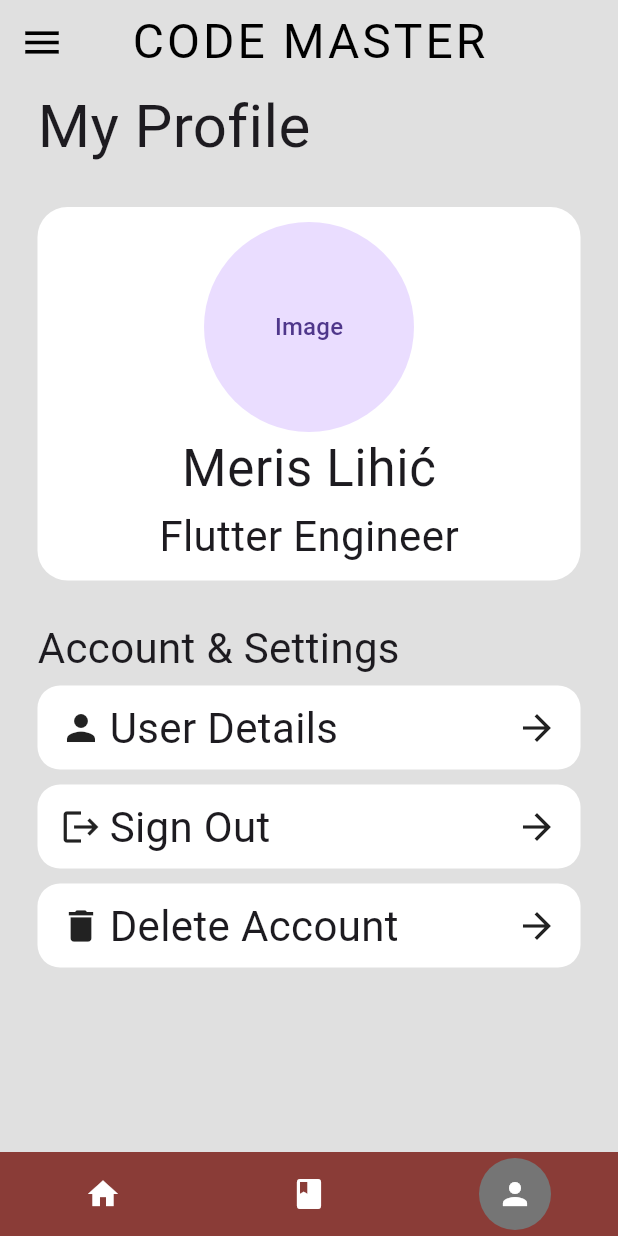
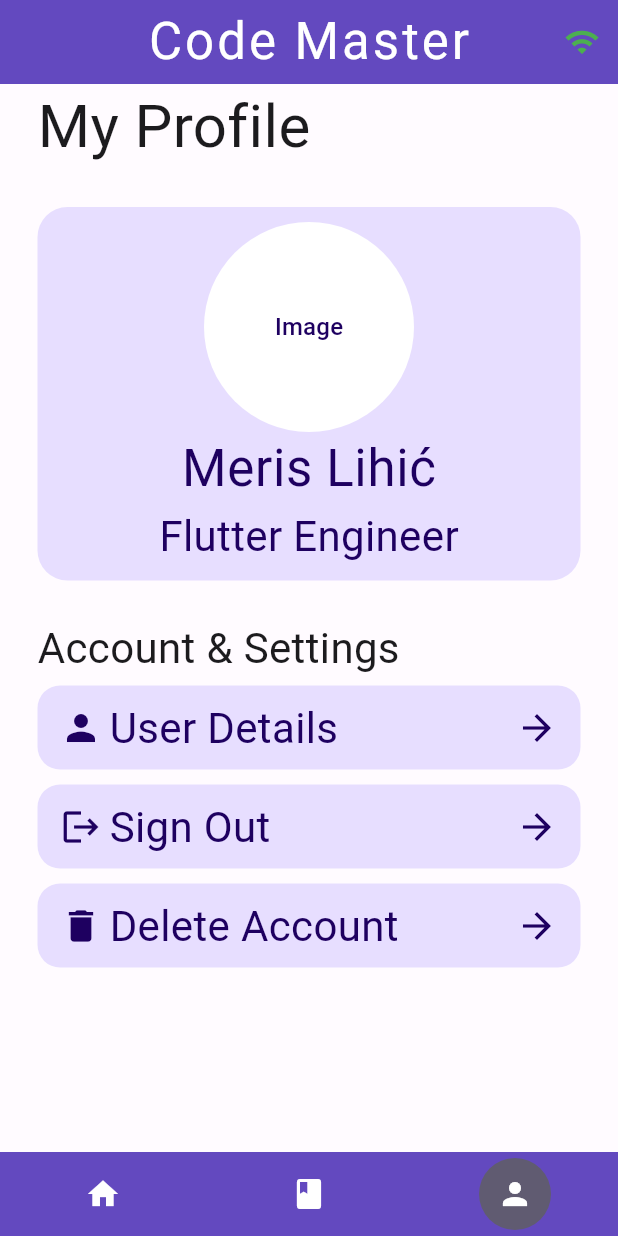
Before and after one commit to Warty71/code-master, a Flutter app: the CmSnakeBar screen opened directly, item 3 of the bottom bar chosen, on a phone screen of 412 x 824 dp. Run offline on Flutter 3.47's test engine with Material 3 defaults, Android fonts, the phone set to English and light mode, and no system bars; drawn by our look-alikes of flutter_snake_navigationbar; our stand-ins replace bloc, cloud_firestore, connectivity_plus, easy_localization, firebase_auth, firebase_core and 6 more; accounts and stored records are empty.

Commit message:
Light Theme Added.

```diff
--- /dev/null
+++ b/lib/constants/light_theme.dart
@@ -0,0 +1,19 @@
+import 'package:flutter/material.dart';
+
+final lightTheme = ThemeData.light().copyWith(
+  colorScheme: const ColorScheme(
+    brightness: Brightness.light,
+    primary: Color.fromARGB(255, 99, 73, 191),
+    onPrimary: Colors.white,
+    primaryContainer: Color.fromARGB(255, 231, 222, 255),
+    onPrimaryContainer: Color.fromARGB(255, 30, 0, 96),
+    secondary: Color.fromARGB(255, 96, 91, 113),
+    onSecondary: Colors.white,
+    error: Color.fromARGB(255, 186, 26, 26),
+    onError: Colors.white,
+    background: Color.fromARGB(255, 255, 251, 255),
+    onBackground: Color.fromARGB(255, 28, 27, 30),
+    surface: Color.fromARGB(255, 255, 251, 255),
+    onSurface: Color.fromARGB(255, 28, 27, 30),
+  ),
+);
--- a/lib/main.dart
+++ b/lib/main.dart
@@ -1,7 +1,7 @@
 import 'package:code_master/bloc/network_bloc/network_bloc.dart';
 import 'package:code_master/bloc/network_bloc/network_event.dart';
 import 'package:code_master/bloc/user_bloc/user_bloc.dart';
-import 'package:code_master/constants/app_constants.dart';
+import 'package:code_master/constants/light_theme.dart';
 import 'package:code_master/firebase_options.dart';
 import 'package:code_master/router/app_router.dart';
 import 'package:code_master/managers/snackbar_manager.dart';
@@ -63,7 +63,7 @@ class MyApp extends StatelessWidget {
                     SnackBar(
                       content: Text(message!),
                       duration: const Duration(seconds: 2),
-                      backgroundColor: AppConstants.introBackgroundColor,
+                      backgroundColor: const Color.fromARGB(255, 99, 73, 191),
                       elevation: 3,
                     ),
                   );
@@ -79,6 +79,7 @@ class MyApp extends StatelessWidget {
         locale: context.locale,
         debugShowCheckedModeBanner: false,
         routerConfig: _router,
+        theme: lightTheme,
       ),
     );
   }
--- a/lib/pages/home_page.dart
+++ b/lib/pages/home_page.dart
@@ -11,14 +11,14 @@ class HomePage extends StatelessWidget {
       onTap: () => FocusScope.of(context).unfocus(),
       child: Scaffold(
         resizeToAvoidBottomInset: false,
-        backgroundColor: Colors.grey.shade300,
+        backgroundColor: Theme.of(context).colorScheme.background,
         appBar: const CmAppBar(),
         body: SafeArea(
             child: Center(
           child: Text(
             "HomePage",
             style: GoogleFonts.roadRage(
-              color: Colors.black,
+              color: Theme.of(context).colorScheme.onBackground,
               fontSize: 40,
             ),
           ),
--- a/lib/pages/user_page.dart
+++ b/lib/pages/user_page.dart
@@ -1,5 +1,5 @@
 import 'package:code_master/bloc/user_bloc/user_event.dart';
-import 'package:code_master/constants/app_constants.dart';
+import 'package:code_master/widgets/cm_appbar.dart';
 import 'package:flutter/material.dart';
 import 'package:flutter_bloc/flutter_bloc.dart';
 import 'package:go_router/go_router.dart';
@@ -14,25 +14,8 @@ class UserPage extends StatelessWidget {
   @override
   Widget build(BuildContext context) {
     return Scaffold(
-      appBar: AppBar(
-        backgroundColor: Colors.transparent,
-        elevation: 0,
-        leading: const Icon(
-          Icons.menu,
-          color: Colors.black,
-          size: 30,
-        ),
-        title: Text(
-          AppConstants.appTitleCaps,
-          style: GoogleFonts.roadRage(
-            fontSize: 32,
-            letterSpacing: 2,
-            color: Colors.black,
-          ),
-        ),
-        centerTitle: true,
-      ),
-      backgroundColor: Colors.grey.shade300,
+      appBar: const CmAppBar(),
+      backgroundColor: Theme.of(context).colorScheme.background,
       body: SafeArea(
         child: Padding(
           padding: const EdgeInsets.symmetric(
@@ -49,6 +32,7 @@ class UserPage extends StatelessWidget {
                   "My Profile",
                   style: GoogleFonts.roadRage(
                     fontSize: 40,
+                    color: Theme.of(context).colorScheme.onBackground,
                   ),
                 ),
 
@@ -61,7 +45,7 @@ class UserPage extends StatelessWidget {
                   alignment: Alignment.center,
                   child: Container(
                     decoration: BoxDecoration(
-                      color: Colors.white,
+                      color: Theme.of(context).colorScheme.primaryContainer,
                       borderRadius: BorderRadius.circular(20),
                     ),
                     child: Padding(
@@ -69,9 +53,21 @@ class UserPage extends StatelessWidget {
                       child: Column(
                         children: [
                           // * Avatar
-                          const CircleAvatar(
+                          CircleAvatar(
                             minRadius: 70,
-                            child: Text("Image"),
+                            backgroundColor:
+                                Theme.of(context).colorScheme.onPrimary,
+                            foregroundColor:
+                                Theme.of(context).colorScheme.primary,
+                            child: Text(
+                              "Image",
+                              style: TextStyle(
+                                fontSize: 16,
+                                color: Theme.of(context)
+                                    .colorScheme
+                                    .onPrimaryContainer,
+                              ),
+                            ),
                           ),
 
                           // * Name and Surname
@@ -80,6 +76,9 @@ class UserPage extends StatelessWidget {
                             style: GoogleFonts.roadRage(
                               fontSize: 34,
                               letterSpacing: 0.45,
+                              color: Theme.of(context)
+                                  .colorScheme
+                                  .onPrimaryContainer,
                             ),
                           ),
 
@@ -88,6 +87,9 @@ class UserPage extends StatelessWidget {
                             "Flutter Engineer",
                             style: GoogleFonts.roadRage(
                               fontSize: 28,
+                              color: Theme.of(context)
+                                  .colorScheme
+                                  .onPrimaryContainer,
                             ),
                           ),
                         ],
@@ -105,13 +107,14 @@ class UserPage extends StatelessWidget {
                   "Account & Settings",
                   style: GoogleFonts.roadRage(
                     fontSize: 28,
+                    color: Theme.of(context).colorScheme.onBackground,
                   ),
                 ),
 
                 // * Additional Settings
                 Container(
                   decoration: BoxDecoration(
-                    color: Colors.white,
+                    color: Theme.of(context).colorScheme.primaryContainer,
                     borderRadius: BorderRadius.circular(25),
                   ),
                 ),
@@ -119,21 +122,33 @@ class UserPage extends StatelessWidget {
                 // * ListView
                 UserTile(
                   title: "User Details",
-                  icon: const Icon(Icons.person, size: 28),
+                  icon: Icon(
+                    Icons.person,
+                    size: 28,
+                    color: Theme.of(context).colorScheme.onPrimaryContainer,
+                  ),
                   onTap: () {
                     context.push("/cv");
                   },
                 ),
                 UserTile(
                   title: "Sign Out",
-                  icon: const Icon(Icons.logout, size: 28),
+                  icon: Icon(
+                    Icons.logout,
+                    size: 28,
+                    color: Theme.of(context).colorScheme.onPrimaryContainer,
+                  ),
                   onTap: () {
                     BlocProvider.of<UserBloc>(context).add(UserEvent.signOut);
                   },
                 ),
                 UserTile(
                   title: "Delete Account",
-                  icon: const Icon(Icons.delete, size: 28),
+                  icon: Icon(
+                    Icons.delete,
+                    size: 28,
+                    color: Theme.of(context).colorScheme.onPrimaryContainer,
+                  ),
                   onTap: () {
                     BlocProvider.of<UserBloc>(context).add(UserEvent.delete);
                   },
--- a/lib/widgets/cm_appbar.dart
+++ b/lib/widgets/cm_appbar.dart
@@ -11,7 +11,7 @@ class CmAppBar extends StatelessWidget implements PreferredSizeWidget {
   @override
   Widget build(BuildContext context) {
     return AppBar(
-      backgroundColor: AppConstants.introBackgroundColor,
+      backgroundColor: Theme.of(context).colorScheme.primary,
       title: Text(
         'Code Master',
         style: AppConstants.primaryFont,
--- a/lib/widgets/cm_snake_bar.dart
+++ b/lib/widgets/cm_snake_bar.dart
@@ -1,4 +1,3 @@
-import 'package:code_master/constants/app_constants.dart';
 import 'package:code_master/pages/filler_page.dart';
 import 'package:flutter/material.dart';
 import 'package:flutter_snake_navigationbar/flutter_snake_navigationbar.dart';
@@ -28,8 +27,8 @@ class _CmSnakeBarState extends State<CmSnakeBar> {
       body: pages[currentIndex],
       bottomNavigationBar: SnakeNavigationBar.color(
         behaviour: SnakeBarBehaviour.pinned,
-        backgroundColor: AppConstants.introBackgroundColor,
-        snakeViewColor: Colors.grey.shade600,
+        backgroundColor: Theme.of(context).colorScheme.primary,
+        snakeViewColor: Theme.of(context).colorScheme.secondary,
         snakeShape: SnakeShape.circle,
         currentIndex: currentIndex,
         onTap: (value) {
@@ -37,26 +36,26 @@ class _CmSnakeBarState extends State<CmSnakeBar> {
             currentIndex = value;
           });
         },
-        items: const [
+        items: [
           BottomNavigationBarItem(
             label: "Home",
             icon: Icon(
               Icons.home,
-              color: Colors.white,
+              color: Theme.of(context).colorScheme.onPrimary,
             ),
           ),
           BottomNavigationBarItem(
             label: "Filler",
             icon: Icon(
               Icons.book,
-              color: Colors.white,
+              color: Theme.of(context).colorScheme.onPrimary,
             ),
           ),
           BottomNavigationBarItem(
             label: "User",
             icon: Icon(
               Icons.person,
-              color: Colors.white,
+              color: Theme.of(context).colorScheme.onPrimary,
             ),
           ),
         ],
--- a/lib/widgets/components/login_tile.dart
+++ b/lib/widgets/components/login_tile.dart
@@ -35,7 +35,8 @@ class LoginTile extends StatelessWidget {
                 padding: const EdgeInsets.all(20),
                 decoration: BoxDecoration(
                   border: Border.all(
-                      color: const Color.fromARGB(255, 65, 44, 118), width: 1),
+                      color: Theme.of(context).colorScheme.onPrimaryContainer,
+                      width: 1),
                   borderRadius: BorderRadius.circular(16),
                 ),
                 child: (state.isLoading == true && state.authMethod == method)
--- a/lib/widgets/components/user_tile.dart
+++ b/lib/widgets/components/user_tile.dart
@@ -29,7 +29,7 @@ class UserTile extends StatelessWidget {
           child: Container(
             decoration: BoxDecoration(
               borderRadius: BorderRadius.circular(15),
-              color: Colors.transparent,
+              color: Theme.of(context).colorScheme.primaryContainer,
             ),
             child: Padding(
               padding: const EdgeInsets.symmetric(horizontal: 15, vertical: 8),
@@ -46,13 +46,16 @@ class UserTile extends StatelessWidget {
                         title,
                         style: GoogleFonts.roadRage(
                           fontSize: 28,
+                          color:
+                              Theme.of(context).colorScheme.onPrimaryContainer,
                         ),
                       ),
                     ],
                   ),
-                  const Icon(
+                  Icon(
                     Icons.arrow_forward,
                     size: 28,
+                    color: Theme.of(context).colorScheme.onPrimaryContainer,
                   ),
                 ],
               ),
```
Also changed, not shown: lib/pages/filler_page.dart (+5 -21 lines), lib/pages/login_page.dart (+5 -10 lines), lib/pages/onboarding_page.dart (+6 -8 lines), lib/widgets/components/intro_button.dart (+4 -4 lines).
